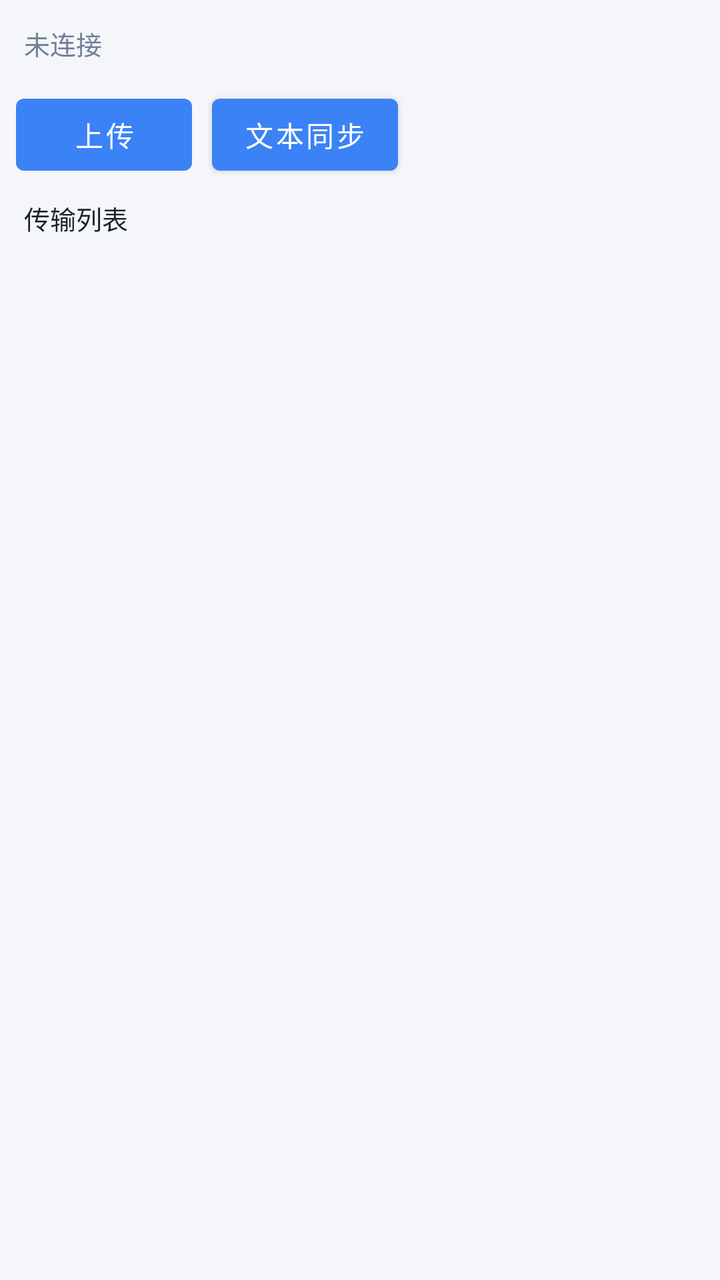
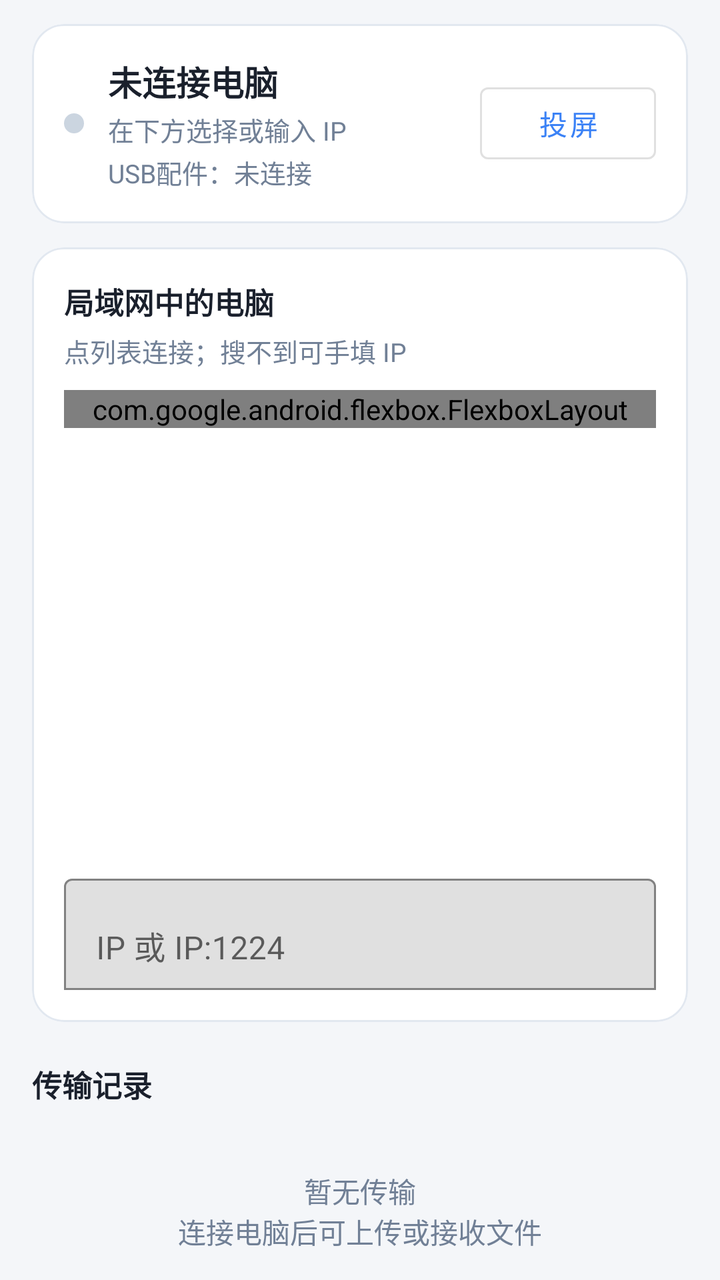

Compare the two renders of this Android layout. The source of the first and the diff that turns it into the second are given below.
<!-- AndroidManifest.xml: application theme Theme.ScreenKit -->
<!-- res/layout/activity_main.xml -->
<?xml version="1.0" encoding="utf-8"?>
<LinearLayout xmlns:android="http://schemas.android.com/apk/res/android"
    android:layout_width="match_parent"
    android:layout_height="match_parent"
    android:orientation="vertical"
    android:background="@color/bg">

    <TextView
        android:id="@+id/lbstatus"
        android:layout_width="match_parent"
        android:layout_height="wrap_content"
        android:padding="12dp"
        android:text="未连接"
        android:textColor="@color/muted"
        android:textSize="13sp" />

    <LinearLayout
        android:layout_width="match_parent"
        android:layout_height="wrap_content"
        android:orientation="horizontal"
        android:paddingStart="8dp"
        android:paddingEnd="8dp">
        <Button
            android:id="@+id/bupload"
            android:layout_width="wrap_content"
            android:layout_height="wrap_content"
            android:text="上传" />
        <Button
            android:id="@+id/btext"
            android:layout_width="wrap_content"
            android:layout_height="wrap_content"
            android:layout_marginStart="10dp"
            android:text="文本同步" />
    </LinearLayout>

    <TextView
        android:id="@+id/lbloghint"
        android:layout_width="match_parent"
        android:layout_height="wrap_content"
        android:paddingStart="12dp"
        android:paddingEnd="12dp"
        android:paddingTop="8dp"
        android:paddingBottom="4dp"
        android:text="传输列表"
        android:textColor="@color/text"
        android:textSize="13sp" />

    <ListView
        android:id="@+id/lvlog"
        android:layout_width="match_parent"
        android:layout_height="0dp"
        android:layout_weight="1"
        android:divider="@null"
        android:dividerHeight="0dp" />
</LinearLayout>
<!-- resources referenced by this layout -->
<resources>
  <color name="bg">#F4F6F9</color>
  <color name="muted">#718096</color>
  <color name="text">#1A202C</color>
  <style name="Theme.ScreenKit" parent="Theme.MaterialComponents.DayNight.DarkActionBar">
          <item name="android:windowBackground">@color/bg</item>
          <item name="colorPrimary">@color/accent</item>
          <item name="colorPrimaryVariant">@color/accent_dark</item>
          <item name="colorOnPrimary">#FFFFFF</item>
          <item name="colorAccent">@color/accent</item>
          <item name="android:statusBarColor">@color/accent_dark</item>
      </style>
  <color name="accent">#3B82F6</color>
  <color name="accent_dark">#2563EB</color>
</resources>

<!-- the commit's change to res/layout/activity_main.xml (unified diff, before → after) -->
@@ -1,55 +1,393 @@
 <?xml version="1.0" encoding="utf-8"?>
-<LinearLayout xmlns:android="http://schemas.android.com/apk/res/android"
+<androidx.core.widget.NestedScrollView xmlns:android="http://schemas.android.com/apk/res/android"
+    xmlns:app="http://schemas.android.com/apk/res-auto"
     android:layout_width="match_parent"
     android:layout_height="match_parent"
-    android:orientation="vertical"
-    android:background="@color/bg">
-
-    <TextView
-        android:id="@+id/lbstatus"
-        android:layout_width="match_parent"
-        android:layout_height="wrap_content"
-        android:padding="12dp"
-        android:text="未连接"
-        android:textColor="@color/muted"
-        android:textSize="13sp" />
+    android:background="@color/bg"
+    android:fillViewport="true">
 
     <LinearLayout
         android:layout_width="match_parent"
         android:layout_height="wrap_content"
-        android:orientation="horizontal"
-        android:paddingStart="8dp"
-        android:paddingEnd="8dp">
-        <Button
-            android:id="@+id/bupload"
-            android:layout_width="wrap_content"
-            android:layout_height="wrap_content"
-            android:text="上传" />
-        <Button
-            android:id="@+id/btext"
-            android:layout_width="wrap_content"
-            android:layout_height="wrap_content"
-            android:layout_marginStart="10dp"
-            android:text="文本同步" />
+        android:orientation="vertical"
+        android:paddingStart="16dp"
+        android:paddingEnd="16dp"
+        android:paddingTop="12dp"
+        android:paddingBottom="24dp">
+
+        <com.google.android.material.card.MaterialCardView
+            android:id="@+id/card_conn"
+            android:layout_width="match_parent"
+            android:layout_height="wrap_content"
+            app:cardBackgroundColor="@color/surface"
+            app:cardCornerRadius="16dp"
+            app:cardElevation="0dp"
+            app:strokeColor="#E2E8F0"
+            app:strokeWidth="1dp">
+
+            <LinearLayout
+                android:layout_width="match_parent"
+                android:layout_height="wrap_content"
+                android:gravity="center_vertical"
+                android:orientation="horizontal"
+                android:padding="16dp">
+
+                <View
+                    android:id="@+id/dot_conn"
+                    android:layout_width="10dp"
+                    android:layout_height="10dp"
+                    android:layout_marginEnd="12dp"
+                    android:background="@drawable/dot_disconnected" />
+
+                <LinearLayout
+                    android:layout_width="0dp"
+                    android:layout_height="wrap_content"
+                    android:layout_weight="1"
+                    android:orientation="vertical">
+
+                    <TextView
+                        android:id="@+id/lb_pcname"
+                        android:layout_width="match_parent"
+                        android:layout_height="wrap_content"
+                        android:text="未连接电脑"
+                        android:textColor="@color/text"
+                        android:textSize="17sp"
+                        android:textStyle="bold" />
+
+                    <TextView
+                        android:id="@+id/lb_pchost"
+                        android:layout_width="match_parent"
+                        android:layout_height="wrap_content"
+                        android:layout_marginTop="2dp"
+                        android:text="在下方选择或输入 IP"
+                        android:textColor="@color/muted"
+                        android:textSize="13sp" />
+
+                    <TextView
+                        android:id="@+id/lb_usbacc"
+                        android:layout_width="match_parent"
+                        android:layout_height="wrap_content"
+                        android:layout_marginTop="2dp"
+                        android:text="USB配件：未连接"
+                        android:textColor="@color/muted"
+                        android:textSize="13sp" />
+                </LinearLayout>
+
+                <com.google.android.material.button.MaterialButton
+                    android:id="@+id/b_change_pc"
+                    style="@style/Widget.MaterialComponents.Button.TextButton"
+                    android:layout_width="wrap_content"
+                    android:layout_height="wrap_content"
+                    android:text="更换"
+                    android:visibility="gone" />
+
+                <com.google.android.material.button.MaterialButton
+                    android:id="@+id/bcast"
+                    style="@style/Widget.MaterialComponents.Button.OutlinedButton"
+                    android:layout_width="wrap_content"
+                    android:layout_height="wrap_content"
+                    android:layout_marginStart="4dp"
+                    android:text="@string/menu_goto_cast" />
+            </LinearLayout>
+        </com.google.android.material.card.MaterialCardView>
+
+        <com.google.android.material.card.MaterialCardView
+            android:id="@+id/panel_pc"
+            android:layout_width="match_parent"
+            android:layout_height="wrap_content"
+            android:layout_marginTop="12dp"
+            app:cardBackgroundColor="@color/surface"
+            app:cardCornerRadius="16dp"
+            app:cardElevation="0dp"
+            app:strokeColor="#E2E8F0"
+            app:strokeWidth="1dp">
+
+            <LinearLayout
+                android:layout_width="match_parent"
+                android:layout_height="wrap_content"
+                android:orientation="vertical"
+                android:padding="16dp">
+
+                <TextView
+                    android:layout_width="match_parent"
+                    android:layout_height="wrap_content"
+                    android:text="局域网中的电脑"
+                    android:textColor="@color/text"
+                    android:textSize="15sp"
+                    android:textStyle="bold" />
+
+                <TextView
+                    android:id="@+id/lb_scan_hint"
+                    android:layout_width="match_parent"
+                    android:layout_height="wrap_content"
+                    android:layout_marginTop="4dp"
+                    android:text="点列表连接；搜不到可手填 IP"
+                    android:textColor="@color/muted"
+                    android:textSize="13sp" />
+
+                <com.google.android.flexbox.FlexboxLayout
+                    xmlns:app="http://schemas.android.com/apk/res-auto"
+                    android:layout_width="match_parent"
+                    android:layout_height="wrap_content"
+                    android:layout_marginTop="10dp"
+                    app:alignItems="flex_start"
+                    app:flexWrap="wrap"
+                    app:justifyContent="flex_start">
+
+                    <com.google.android.material.button.MaterialButton
+                        android:id="@+id/bdevices"
+                        style="@style/Widget.MaterialComponents.Button.OutlinedButton"
+                        android:layout_width="wrap_content"
+                        android:layout_height="wrap_content"
+                        android:layout_marginEnd="8dp"
+                        android:layout_marginBottom="8dp"
+                        android:text="@string/pc_devices_pick" />
+
+                    <com.google.android.material.button.MaterialButton
+                        android:id="@+id/bscan"
+                        style="@style/Widget.MaterialComponents.Button.OutlinedButton"
+                        android:layout_width="wrap_content"
+                        android:layout_height="wrap_content"
+                        android:layout_marginEnd="8dp"
+                        android:layout_marginBottom="8dp"
+                        android:text="搜索电脑" />
+
+                    <com.google.android.material.button.MaterialButton
+                        android:id="@+id/bconnect"
+                        android:layout_width="wrap_content"
+                        android:layout_height="wrap_content"
+                        android:layout_marginBottom="8dp"
+                        android:text="连接" />
+                </com.google.android.flexbox.FlexboxLayout>
+
+                <ListView
+                    android:id="@+id/lvpcs"
+                    android:layout_width="match_parent"
+                    android:layout_height="200dp"
+                    android:layout_marginTop="8dp"
+                    android:divider="#E2E8F0"
+                    android:dividerHeight="1dp"
+                    android:nestedScrollingEnabled="true"
+                    android:scrollbars="vertical" />
+
+                <com.google.android.material.textfield.TextInputLayout
+                    android:layout_width="match_parent"
+                    android:layout_height="wrap_content"
+                    android:layout_marginTop="12dp"
+                    android:hint="IP 或 IP:1224"
+                    app:boxBackgroundMode="outline">
+
+                    <com.google.android.material.textfield.TextInputEditText
+                        android:id="@+id/eip"
+                        android:layout_width="match_parent"
+                        android:layout_height="wrap_content"
+                        android:inputType="text"
+                        android:maxLines="1" />
+                </com.google.android.material.textfield.TextInputLayout>
+
+            </LinearLayout>
+        </com.google.android.material.card.MaterialCardView>
+
+        <com.google.android.material.card.MaterialCardView
+            android:id="@+id/card_actions"
+            android:layout_width="match_parent"
+            android:layout_height="wrap_content"
+            android:layout_marginTop="12dp"
+            android:visibility="gone"
+            app:cardBackgroundColor="@color/surface"
+            app:cardCornerRadius="16dp"
+            app:cardElevation="0dp"
+            app:strokeColor="#E2E8F0"
+            app:strokeWidth="1dp">
+
+            <LinearLayout
+                android:layout_width="match_parent"
+                android:layout_height="wrap_content"
+                android:orientation="vertical"
+                android:padding="16dp">
+
+                <com.google.android.flexbox.FlexboxLayout
+                    xmlns:app="http://schemas.android.com/apk/res-auto"
+                    android:layout_width="match_parent"
+                    android:layout_height="wrap_content"
+                    app:alignItems="flex_start"
+                    app:flexWrap="wrap"
+                    app:justifyContent="flex_start">
+
+                    <com.google.android.material.button.MaterialButton
+                        android:id="@+id/bupload"
+                        android:layout_width="wrap_content"
+                        android:layout_height="wrap_content"
+                        android:layout_marginEnd="8dp"
+                        android:layout_marginBottom="8dp"
+                        android:text="@string/btn_upload_files" />
+
+                    <com.google.android.material.button.MaterialButton
+                        android:id="@+id/bcam"
+                        style="@style/Widget.MaterialComponents.Button.OutlinedButton"
+                        android:layout_width="wrap_content"
+                        android:layout_height="wrap_content"
+                        android:layout_marginEnd="8dp"
+                        android:layout_marginBottom="8dp"
+                        android:text="@string/btn_upload_camera" />
+
+                    <com.google.android.material.button.MaterialButton
+                        android:id="@+id/bweb"
+                        style="@style/Widget.MaterialComponents.Button.OutlinedButton"
+                        android:layout_width="wrap_content"
+                        android:layout_height="wrap_content"
+                        android:layout_marginEnd="8dp"
+                        android:layout_marginBottom="8dp"
+                        android:text="@string/menu_web_files" />
+                </com.google.android.flexbox.FlexboxLayout>
+
+                <LinearLayout
+                    android:id="@+id/row_folder"
+                    android:layout_width="match_parent"
+                    android:layout_height="wrap_content"
+                    android:layout_marginTop="12dp"
+                    android:gravity="center_vertical"
+                    android:orientation="horizontal"
+                    android:background="?attr/selectableItemBackground"
+                    android:paddingTop="8dp"
+                    android:paddingBottom="8dp">
+
+                    <LinearLayout
+                        android:layout_width="0dp"
+                        android:layout_height="wrap_content"
+                        android:layout_weight="1"
+                        android:orientation="vertical">
+
+                        <TextView
+                            android:layout_width="match_parent"
+                            android:layout_height="wrap_content"
+                            android:text="接收文件夹"
+                            android:textColor="@color/text"
+                            android:textSize="14sp"
+                            android:textStyle="bold" />
+
+                        <TextView
+                            android:id="@+id/lbfolder"
+                            android:layout_width="match_parent"
+                            android:layout_height="wrap_content"
+                            android:layout_marginTop="2dp"
+                            android:text="未绑定 — 无法接收电脑文件"
+                            android:textColor="@color/muted"
+                            android:textSize="13sp" />
+                    </LinearLayout>
+
+                    <com.google.android.material.button.MaterialButton
+                        android:id="@+id/bfolder"
+                        style="@style/Widget.MaterialComponents.Button.TextButton"
+                        android:layout_width="wrap_content"
+                        android:layout_height="wrap_content"
+                        android:text="选择" />
+                </LinearLayout>
+            </LinearLayout>
+        </com.google.android.material.card.MaterialCardView>
+
+        <com.google.android.material.card.MaterialCardView
+            android:id="@+id/card_text"
+            android:layout_width="match_parent"
+            android:layout_height="wrap_content"
+            android:layout_marginTop="12dp"
+            android:visibility="gone"
+            app:cardBackgroundColor="@color/surface"
+            app:cardCornerRadius="16dp"
+            app:cardElevation="0dp"
+            app:strokeColor="#E2E8F0"
+            app:strokeWidth="1dp">
+
+            <LinearLayout
+                android:layout_width="match_parent"
+                android:layout_height="wrap_content"
+                android:orientation="vertical"
+                android:padding="16dp">
+
+                <TextView
+                    android:layout_width="match_parent"
+                    android:layout_height="wrap_content"
+                    android:text="文本同步"
+                    android:textColor="@color/text"
+                    android:textSize="15sp"
+                    android:textStyle="bold" />
+
+                <com.google.android.material.textfield.TextInputLayout
+                    android:layout_width="match_parent"
+                    android:layout_height="wrap_content"
+                    android:layout_marginTop="10dp"
+                    android:hint="文本">
+
+                    <com.google.android.material.textfield.TextInputEditText
+                        android:id="@+id/etext"
+                        android:layout_width="match_parent"
+                        android:layout_height="wrap_content"
+                        android:gravity="top"
+                        android:inputType="textMultiLine|textCapSentences"
+                        android:minLines="6"
+                        android:maxLines="12" />
+                </com.google.android.material.textfield.TextInputLayout>
+
+                <LinearLayout
+                    android:layout_width="match_parent"
+                    android:layout_height="wrap_content"
+                    android:layout_marginTop="8dp"
+                    android:orientation="horizontal">
+
+                    <com.google.android.material.button.MaterialButton
+                        android:id="@+id/bsendtext"
+                        style="@style/Widget.MaterialComponents.Button.OutlinedButton"
+                        android:layout_width="wrap_content"
+                        android:layout_height="wrap_content"
+                        android:layout_marginEnd="8dp"
+                        android:text="发送" />
+
+                    <com.google.android.material.button.MaterialButton
+                        android:id="@+id/bcopytext"
+                        style="@style/Widget.MaterialComponents.Button.OutlinedButton"
+                        android:layout_width="wrap_content"
+                        android:layout_height="wrap_content"
+                        android:layout_marginEnd="8dp"
+                        android:text="复制" />
+
+                    <com.google.android.material.button.MaterialButton
+                        android:id="@+id/bcleartext"
+                        style="@style/Widget.MaterialComponents.Button.OutlinedButton"
+                        android:layout_width="wrap_content"
+                        android:layout_height="wrap_content"
+                        android:text="清空" />
+                </LinearLayout>
+            </LinearLayout>
+        </com.google.android.material.card.MaterialCardView>
+
+        <TextView
+            android:layout_width="match_parent"
+            android:layout_height="wrap_content"
+            android:layout_marginTop="20dp"
+            android:layout_marginBottom="8dp"
+            android:text="传输记录"
+            android:textColor="@color/text"
+            android:textSize="15sp"
+            android:textStyle="bold" />
+
+        <TextView
+            android:id="@+id/empty_log"
+            android:layout_width="match_parent"
+            android:layout_height="wrap_content"
+            android:gravity="center"
+            android:paddingTop="24dp"
+            android:paddingBottom="24dp"
+            android:text="暂无传输\n连接电脑后可上传或接收文件"
+            android:textAlignment="center"
+            android:textColor="@color/muted"
+            android:textSize="14sp" />
+
+        <ListView
+            android:id="@+id/lvlog"
+            android:layout_width="match_parent"
+            android:layout_height="wrap_content"
+            android:divider="@null"
+            android:dividerHeight="0dp"
+            android:nestedScrollingEnabled="false" />
     </LinearLayout>
-
-    <TextView
-        android:id="@+id/lbloghint"
-        android:layout_width="match_parent"
-        android:layout_height="wrap_content"
-        android:paddingStart="12dp"
-        android:paddingEnd="12dp"
-        android:paddingTop="8dp"
-        android:paddingBottom="4dp"
-        android:text="传输列表"
-        android:textColor="@color/text"
-        android:textSize="13sp" />
-
-    <ListView
-        android:id="@+id/lvlog"
-        android:layout_width="match_parent"
-        android:layout_height="0dp"
-        android:layout_weight="1"
-        android:divider="@null"
-        android:dividerHeight="0dp" />
-</LinearLayout>
+</androidx.core.widget.NestedScrollView>
<!-- resource entries referenced after the edit -->
@@ -2,7 +2,19 @@
 <resources>
   <color name="bg">#F4F6F9</color>
   <color name="muted">#718096</color>
+  <color name="surface">#FFFFFF</color>
   <color name="text">#1A202C</color>
+  <!-- drawable dot_disconnected (drawable) -->
+  <?xml version="1.0" encoding="utf-8"?>
+  <shape xmlns:android="http://schemas.android.com/apk/res/android" android:shape="oval">
+      <solid android:color="#CBD5E0" />
+      <size android:width="10dp" android:height="10dp" />
+  </shape>
+  <string name="btn_upload_camera">拍照上传</string>
+  <string name="btn_upload_files">上传文件</string>
+  <string name="menu_goto_cast">投屏</string>
+  <string name="menu_web_files">网页文件管理</string>
+  <string name="pc_devices_pick">我的电脑</string>
   <style name="Theme.ScreenKit" parent="Theme.MaterialComponents.DayNight.DarkActionBar">
           <item name="android:windowBackground">@color/bg</item>
           <item name="colorPrimary">@color/accent</item>
